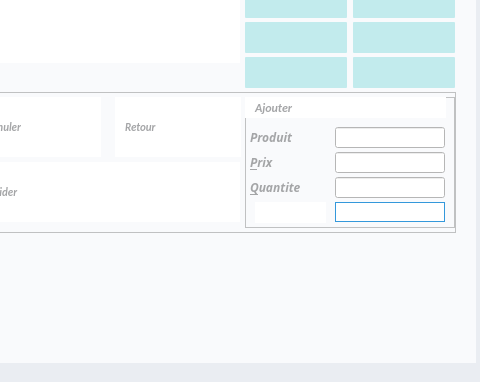
Qt form DESIGN/WIDGETS/ProductWidget.ui (indigene-way/ERP_business_Manager) before a commit; both pictures show x 895 to 1375 and y 368 to 750 of the 1375 by 750 pixel window.
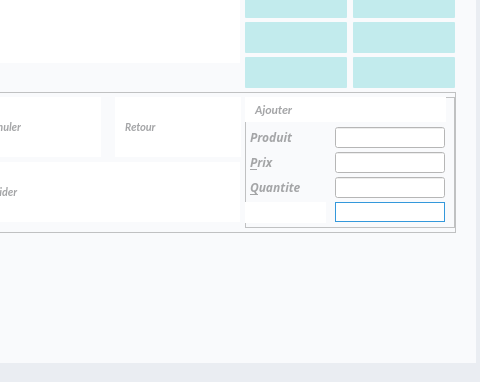
The same form after that commit. Icons and pictures are not drawn.

Patch:
```diff
--- a/DESIGN/WIDGETS/ProductWidget.ui
+++ b/DESIGN/WIDGETS/ProductWidget.ui
@@ -2595,7 +2595,7 @@
         <x>0</x>
         <y>0</y>
         <width>201</width>
-        <height>21</height>
+        <height>25</height>
        </rect>
       </property>
       <property name="font">
@@ -2658,9 +2658,9 @@
      <widget class="QPushButton" name="addProdBC">
       <property name="geometry">
        <rect>
-        <x>10</x>
+        <x>0</x>
         <y>105</y>
-        <width>71</width>
+        <width>81</width>
         <height>21</height>
        </rect>
       </property>
```
Left out of the diff: 2 changed lines with no effect on the pictures.
